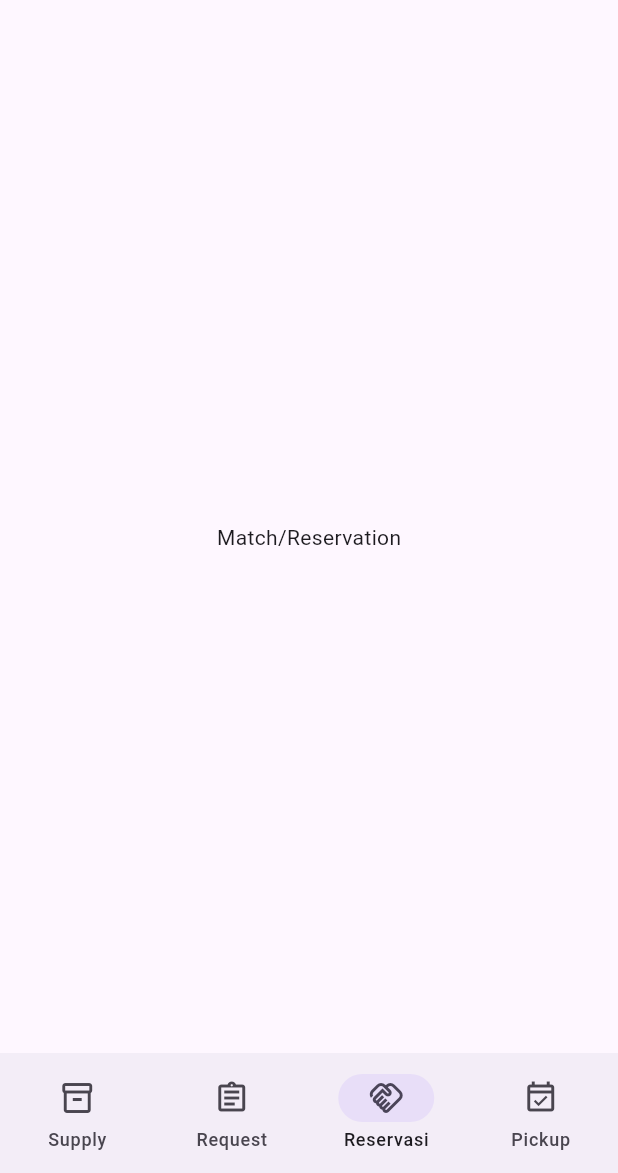
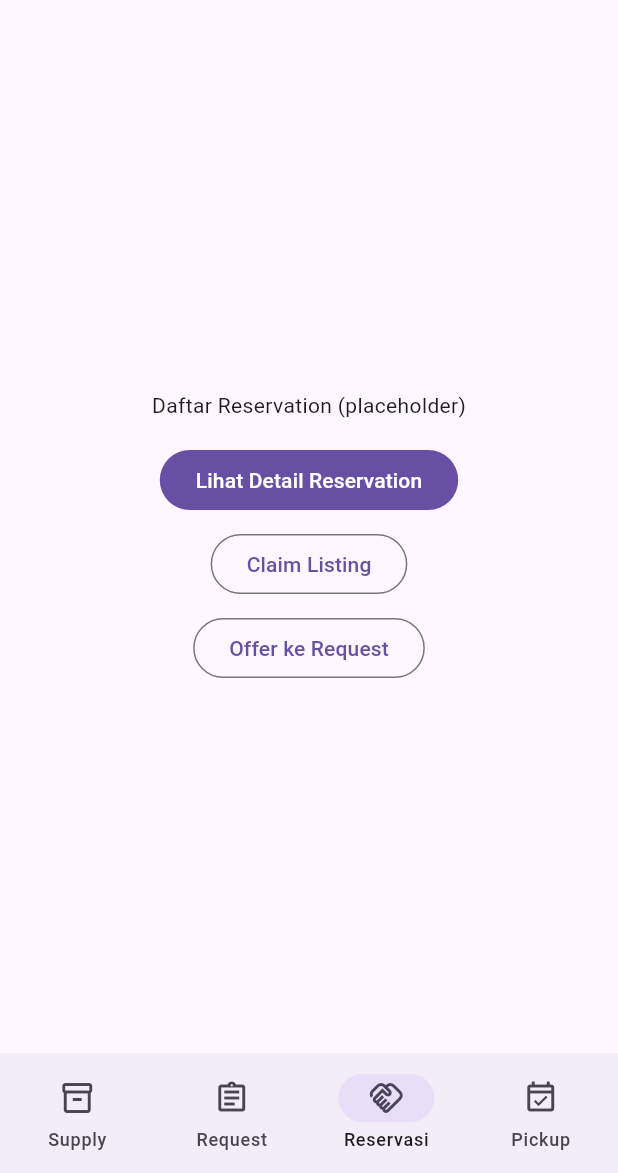
Before and after one commit to pbp-kelompok-b7/Food-Rescue-Mobile, a Flutter app: the screen it shows after launch, item 3 of the bottom bar chosen, on a phone screen of 412 x 824 dp, the part 63-1236 px from its top. Run offline on Flutter 3.47's test engine with Material 3 defaults, Android fonts, the phone set to English and light mode, and no system bars.

Commit message:
feat(reservations): add placeholder pages and in-module navigation
Add reservation inbox, detail, claim form, and offer form placeholder pages under lib/screens/reservations/, each documenting its Django REST Framework endpoint. Wire the Reservasi bottom-nav tab to the inbox and add inbox -> detail/claim/offer navigation. Ignore android/build and android/.gradle artifacts.

```diff
--- a/lib/screens/home_page.dart
+++ b/lib/screens/home_page.dart
@@ -2,7 +2,7 @@ import 'package:flutter/material.dart';
 
 import 'pickup_page.dart';
 import 'request_board_page.dart';
-import 'reservation_page.dart';
+import 'reservations/reservation_inbox_page.dart';
 import 'supply_listing_page.dart';
 
 class HomePage extends StatefulWidget {
@@ -25,7 +25,7 @@ class _HomePageState extends State<HomePage> {
           children: const [
             SupplyListingPage(),
             RequestBoardPage(),
-            ReservationPage(),
+            ReservationInboxPage(),
             PickupPage(),
           ],
         ),
--- a/lib/screens/reservation_page.dart
+++ /dev/null
@@ -1,11 +0,0 @@
-import 'package:flutter/material.dart';
-
-class ReservationPage extends StatelessWidget {
-  const ReservationPage({super.key});
-
-  @override
-  Widget build(BuildContext context) {
-    // TODO(Evan): Implementasikan Reservation dan integrasi API modul ini.
-    return const Center(child: Text('Match/Reservation'));
-  }
-}
--- /dev/null
+++ b/lib/screens/reservations/claim_form_page.dart
@@ -0,0 +1,22 @@
+import 'package:flutter/material.dart';
+
+/// Form claim sebuah Supply Listing menjadi reservation PENDING.
+///
+/// Integrasi web service (Evan): POST /api/v1/listings/{id}/claims/
+/// Body hanya memuat quantity; provider, harga, unit, dan mode diturunkan
+/// server dari listing.
+class ClaimFormPage extends StatelessWidget {
+  const ClaimFormPage({super.key});
+
+  @override
+  Widget build(BuildContext context) {
+    // TODO(Evan): Bangun form input quantity dan kirim POST ke
+    // /api/v1/listings/{id}/claims/ secara asinkron. Saat ini placeholder.
+    return Scaffold(
+      appBar: AppBar(title: const Text('Claim Listing')),
+      body: const Center(
+        child: Text('Form Claim Listing (placeholder)'),
+      ),
+    );
+  }
+}
--- /dev/null
+++ b/lib/screens/reservations/offer_form_page.dart
@@ -0,0 +1,23 @@
+import 'package:flutter/material.dart';
+
+/// Form offer resource terhadap sebuah Resource Request menjadi reservation
+/// PENDING.
+///
+/// Integrasi web service (Evan): POST /api/v1/requests/{id}/offers/
+/// Provider adalah user; receiver adalah pemilik request. Provider mengisi
+/// detail resource, quantity, mode, unit_price, dan resource_deadline.
+class OfferFormPage extends StatelessWidget {
+  const OfferFormPage({super.key});
+
+  @override
+  Widget build(BuildContext context) {
+    // TODO(Evan): Bangun form detail offer dan kirim POST ke
+    // /api/v1/requests/{id}/offers/ secara asinkron. Saat ini placeholder.
+    return Scaffold(
+      appBar: AppBar(title: const Text('Offer ke Request')),
+      body: const Center(
+        child: Text('Form Offer ke Request (placeholder)'),
+      ),
+    );
+  }
+}
--- /dev/null
+++ b/lib/screens/reservations/reservation_detail_page.dart
@@ -0,0 +1,26 @@
+import 'package:flutter/material.dart';
+
+/// Detail satu reservation beserta aksi approval.
+///
+/// Integrasi web service (Evan):
+/// - GET    /api/v1/reservations/{id}/
+/// - POST   /api/v1/reservations/{id}/accept/
+/// - POST   /api/v1/reservations/{id}/reject/
+/// - POST   /api/v1/reservations/{id}/cancel/
+/// - PATCH  /api/v1/reservations/{id}/ (revise quantity)
+class ReservationDetailPage extends StatelessWidget {
+  const ReservationDetailPage({super.key});
+
+  @override
+  Widget build(BuildContext context) {
+    // TODO(Evan): Ambil detail reservation dari GET /api/v1/reservations/{id}/
+    // dan tampilkan terms, status, serta kontak counterparty. Saat ini
+    // placeholder.
+    return Scaffold(
+      appBar: AppBar(title: const Text('Detail Reservation')),
+      body: const Center(
+        child: Text('Detail Reservation (placeholder)'),
+      ),
+    );
+  }
+}
--- /dev/null
+++ b/lib/screens/reservations/reservation_inbox_page.dart
@@ -0,0 +1,62 @@
+import 'package:flutter/material.dart';
+
+import 'claim_form_page.dart';
+import 'offer_form_page.dart';
+import 'reservation_detail_page.dart';
+
+/// Daftar reservation milik user (provider/receiver).
+///
+/// Integrasi web service (Evan): GET /api/v1/reservations/
+/// Halaman ini adalah entry point modul Match/Reservation dan menjadi pusat
+/// navigasi ke detail reservation serta form claim/offer.
+class ReservationInboxPage extends StatelessWidget {
+  const ReservationInboxPage({super.key});
+
+  @override
+  Widget build(BuildContext context) {
+    // TODO(Evan): Ambil daftar reservation dari GET /api/v1/reservations/
+    // secara asinkron lalu tampilkan sebagai list. Saat ini placeholder.
+    //
+    // Halaman ini adalah root tab modul reservation di dalam HomePage yang
+    // sudah menyediakan AppBar, sehingga tidak membungkus dirinya dengan
+    // Scaffold. Halaman turunan (detail, claim, offer) memakai Scaffold sendiri
+    // agar tombol back tersedia saat di-push.
+    return Center(
+      child: Column(
+        mainAxisAlignment: MainAxisAlignment.center,
+        children: [
+          const Text('Daftar Reservation (placeholder)'),
+          const SizedBox(height: 16),
+          FilledButton(
+            onPressed: () {
+              Navigator.of(context).push(
+                MaterialPageRoute(
+                  builder: (_) => const ReservationDetailPage(),
+                ),
+              );
+            },
+            child: const Text('Lihat Detail Reservation'),
+          ),
+          const SizedBox(height: 8),
+          OutlinedButton(
+            onPressed: () {
+              Navigator.of(context).push(
+                MaterialPageRoute(builder: (_) => const ClaimFormPage()),
+              );
+            },
+            child: const Text('Claim Listing'),
+          ),
+          const SizedBox(height: 8),
+          OutlinedButton(
+            onPressed: () {
+              Navigator.of(context).push(
+                MaterialPageRoute(builder: (_) => const OfferFormPage()),
+              );
+            },
+            child: const Text('Offer ke Request'),
+          ),
+        ],
+      ),
+    );
+  }
+}
```
Also changed, not shown: 1 other file.
